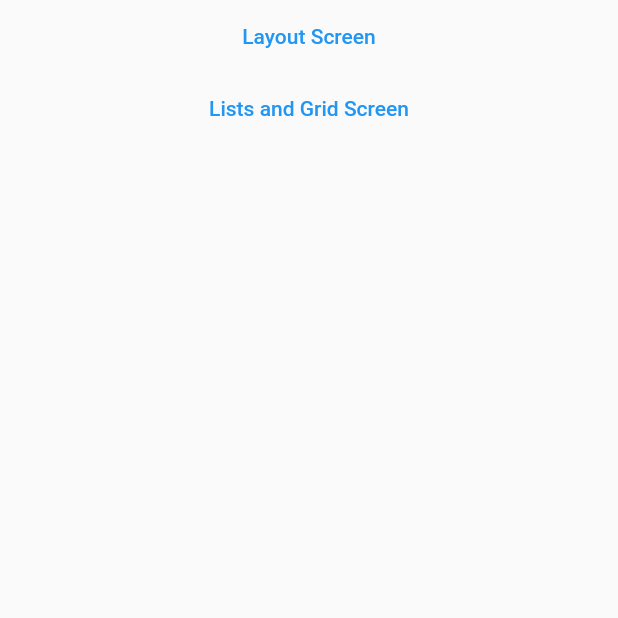
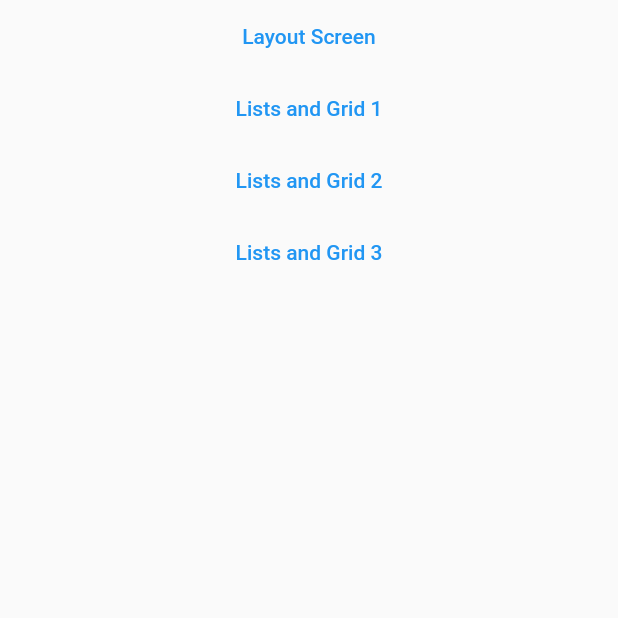
Before and after one commit to Gaurav4604/flutterRepo, a Flutter app: the screen it shows after launch, on a phone screen of 412 x 824 dp, the top half of it. Run offline on Flutter 3.47's test engine with Material 2 defaults, Android fonts, the light colour scheme and no system bars; our stand-ins replace camera, flutter_spinkit, sqflite; accounts and stored records are empty.

Commit message:
display of gridView and dynamic lists done, routing made dynamic

```diff
--- a/flutter-new/test_app/lib/main.dart
+++ b/flutter-new/test_app/lib/main.dart
@@ -1,4 +1,6 @@
 import 'package:flutter/material.dart';
+import 'package:test_app/adjustable_list.dart';
+import 'package:test_app/complex_lists.dart';
 import 'package:test_app/layout_screen.dart';
 import 'package:test_app/lists_and_grid_screen.dart';
 import 'package:test_app/routes_screen.dart';
@@ -16,9 +18,11 @@ class MyApp extends StatelessWidget {
       title: "First Layout!",
       debugShowCheckedModeBanner: false,
       routes: {
-        "/": (context) => const RoutesScreen(),
+        "/": (context) => RoutesScreen(),
         "/layout": (context) => LayoutScreen(),
-        "/lists-and-grids": (context) => const ListsAndGridScreen()
+        "/lists-and-grids-1": (context) => const ListsAndGridScreen(),
+        "/lists-and-grids-2": (context) => ComplexLists(),
+        "/lists-and-grids-3": (context) => AdjustableList()
       },
       // home: HomeScreen()
     );
--- a/flutter-new/test_app/lib/routes_screen.dart
+++ b/flutter-new/test_app/lib/routes_screen.dart
@@ -1,38 +1,43 @@
 import 'package:flutter/material.dart';
+import 'package:test_app/adjustable_list.dart';
+import 'package:test_app/complex_lists.dart';
 import 'package:test_app/layout_screen.dart';
 import 'package:test_app/lists_and_grid_screen.dart';
 
+class Route {
+  final Widget page;
+  final String pageDisplayName;
+
+  Route(this.page, this.pageDisplayName);
+
+  Widget renderRouteToPage(BuildContext context) {
+    return TextButton(
+        onPressed: () {
+          Navigator.push(
+              context, MaterialPageRoute(builder: (context) => page));
+        },
+        child: Text(pageDisplayName));
+  }
+}
+
 class RoutesScreen extends StatelessWidget {
-  const RoutesScreen({super.key});
+  RoutesScreen({super.key});
+
+  final items = [
+    Route(LayoutScreen(), "Layout Screen"),
+    Route(const ListsAndGridScreen(), "Lists and Grid 1"),
+    Route(ComplexLists(), "Lists and Grid 2"),
+    Route(AdjustableList(), "Lists and Grid 3"),
+  ];
 
   @override
   Widget build(BuildContext context) {
     return Scaffold(
-      body: ListView(
-        children: [
-          Column(
-            mainAxisAlignment: MainAxisAlignment.center,
-            crossAxisAlignment: CrossAxisAlignment.center,
-            children: [
-              TextButton(
-                  onPressed: () {
-                    Navigator.push(
-                        context,
-                        MaterialPageRoute(
-                            builder: (context) => LayoutScreen()));
-                  },
-                  child: const Text("Layout Screen")),
-              TextButton(
-                  onPressed: () {
-                    Navigator.push(
-                        context,
-                        MaterialPageRoute(
-                            builder: (context) => const ListsAndGridScreen()));
-                  },
-                  child: const Text("Lists and Grid Screen"))
-            ],
-          )
-        ],
+      body: ListView.builder(
+        itemBuilder: (context, index) {
+          return items[index].renderRouteToPage(context);
+        },
+        itemCount: items.length,
       ),
     );
   }
```
Also changed, not shown: flutter-new/test_app/lib/adjustable_list.dart (added, +10 -0 lines), flutter-new/test_app/lib/complex_lists.dart (added, +71 -0 lines), flutter-new/test_app/lib/lists_and_grid_screen.dart (+15 -1 lines).
